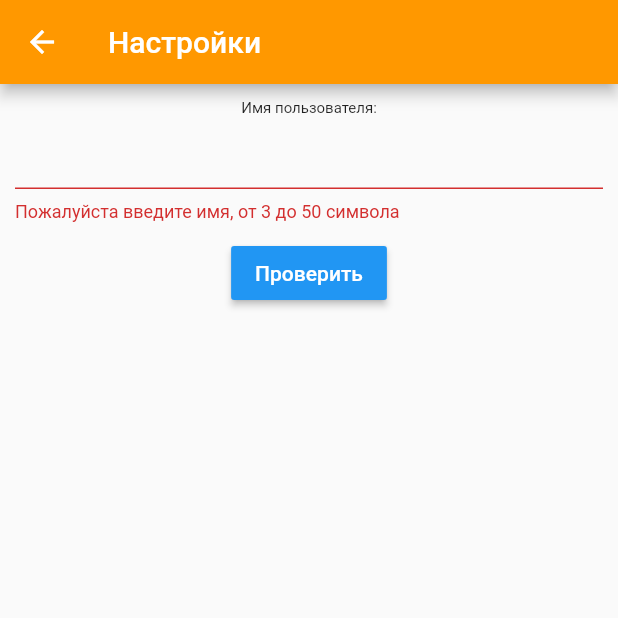
After one commit to k-grisha/flutter_app, a Flutter app: the screen it shows after launch, after a tap on "Проверить", after a tap on the "arrow back" icon, on a phone screen of 412 x 824 dp, the top half of it. The commit adds this screen. Run offline on Flutter 3.47's test engine with Material 2 defaults, Android fonts, the phone set to English and light mode, and no system bars; our stand-ins replace dio, google_maps_flutter, logger, retrofit, shared_preferences; missing offline and left inert: google_maps_cluster_manager; generated files the repository leaves out were written again.

Commit message:
settings view

```diff
--- a/lib/main.dart
+++ b/lib/main.dart
@@ -2,7 +2,8 @@ import 'package:flutter/material.dart';
 import 'package:flutter_app/views/chat-list-view.dart';
 import 'package:flutter_app/views/chat-view.dart';
 import 'package:flutter_app/views/map-view.dart';
-import 'package:flutter_app/views/registration-view.dart';
+
+import 'views/settings-view.dart';
 
 void main() {
   runApp(MyApp());
@@ -12,10 +13,11 @@ class MyApp extends StatelessWidget {
   @override
   Widget build(BuildContext context) {
     return MaterialApp(initialRoute: '/', routes: {
+      // '/': (BuildContext context) => RegistrationView(),
       '/': (BuildContext context) => MapView(),
       '/chat-list': (BuildContext context) => ChatListView(),
       '/chat': (BuildContext context) => ChatView(),
-      '/registration': (BuildContext context) => RegistrationView(),
+      '/registration': (BuildContext context) => SettingsView(),
     });
   }
 }
--- a/lib/service/position-service.dart
+++ b/lib/service/position-service.dart
@@ -11,7 +11,7 @@ class PositionService {
       if (myUuid != null) {
         print("Send position");
       } else {
-        print("Not registered");
+        print("position not send, cause not registered");
       }
 
       // else if (ModalRoute.of(context).settings.name != "/registration'") {
--- /dev/null
+++ b/lib/views/settings-view.dart
@@ -0,0 +1,117 @@
+import 'package:flutter/material.dart';
+import 'package:flutter_app/service/common.dart';
+import 'package:shared_preferences/shared_preferences.dart';
+
+class SettingsView extends StatefulWidget {
+  @override
+  State<StatefulWidget> createState() => SettingsViewState();
+}
+
+class SettingsViewState extends State with WidgetsBindingObserver {
+  // static final RegExp nameRegExp = RegExp(r'[!@#<>?":_`~;[\]\\|=+)(*&^%0-9-]');
+  static final RegExp nameRegExp = RegExp(r'^[a-zA-Z](([\._\-][a-zA-Z0-9])|[a-zA-Z0-9])*[a-z0-9]$');
+  final _formKey = GlobalKey<FormState>();
+  final TextEditingController _eCtrl = new TextEditingController();
+
+  Widget build(BuildContext context) {
+    return Scaffold(
+        appBar: AppBar(
+          leading: IconButton(
+            icon: Icon(Icons.arrow_back, color: Colors.white),
+            onPressed: () => _popIfRegistered(context),
+          ),
+          title: Text('Настройки'),
+          backgroundColor: Colors.orange,
+        ),
+        body: Container(
+            padding: EdgeInsets.all(10.0),
+            child: new Form(
+                key: _formKey,
+                child: Column(children: [
+                  new Text(
+                    'Имя пользователя:',
+                    style: TextStyle(fontSize: 10.0),
+                  ),
+                  new TextFormField(validator: (value) {
+                    return _isNameValid(value);
+                  }),
+                  new SizedBox(height: 10.0),
+                  new RaisedButton(
+                    onPressed: () {
+                      if (_formKey.currentState.validate()) {
+                        _registerNewUser(context);
+                        // Scaffold.of(context).showSnackBar(SnackBar(content: Text('Processing Data')));
+                      }
+                    },
+                    child: Text('Проверить'),
+                    color: Colors.blue,
+                    textColor: Colors.white,
+                  )
+                ]))));
+  }
+
+  void _registerNewUser(BuildContext context) async {
+    showDialog(
+      context: context,
+      barrierDismissible: false,
+      builder: (BuildContext context) {
+        return Center(
+          child: CircularProgressIndicator(),
+        );
+      },
+    );
+    SharedPreferences prefs = await SharedPreferences.getInstance();
+
+    // await prefs.setString(Common.CONFIG_MY_UUID, "112233");
+    await new Future.delayed(const Duration(milliseconds: 3000));
+    Navigator.pop(context); //pop dialog
+    Navigator.pop(context);
+  }
+
+  @override
+  // fixme: it doesn't work
+  Future<bool> didPopRoute() async {
+    super.didPopRoute();
+    SharedPreferences prefs = await SharedPreferences.getInstance();
+    String myUuid = prefs.getString(Common.CONFIG_MY_UUID);
+    if (myUuid != null) {
+      return true;
+    }
+    return false;
+  }
+
+  @override
+  void initState() {
+    WidgetsBinding.instance.addObserver(this);
+    super.initState();
+  }
+
+  @override
+  void dispose() {
+    WidgetsBinding.instance.removeObserver(this);
+    _eCtrl.dispose();
+    super.dispose();
+  }
+
+  String _isNameValid(String name) {
+    if (name.isEmpty || name.length > 50 || name.length < 3) {
+      return "Пожалуйста введите имя, от 3 до 50 символа";
+    }
+    name = name.trim();
+    if (name.length < 3 || !nameRegExp.hasMatch(name)) {
+      return "Пожалуйста введите корректное имя";
+    }
+    return null;
+  }
+
+  void _popIfRegistered(BuildContext context) async {
+    SharedPreferences prefs = await SharedPreferences.getInstance();
+    String myUuid = prefs.getString(Common.CONFIG_MY_UUID);
+    if (myUuid != null) {
+      Navigator.of(context).pop();
+    }
+  }
+
+
+
+}
```
Also changed, not shown: lib/client/chat-clietn.dart (added, +13 -0 lines), lib/dto/user-dto.dart (added, +14 -0 lines), lib/views/chat-view.dart (+8 -0 lines), lib/views/map-view.dart (+4 -3 lines), lib/views/registration-view.dart (+10 -15 lines), lib/client/chat-clietn.g.dart (added), lib/dto/user-dto.g.dart (added).
